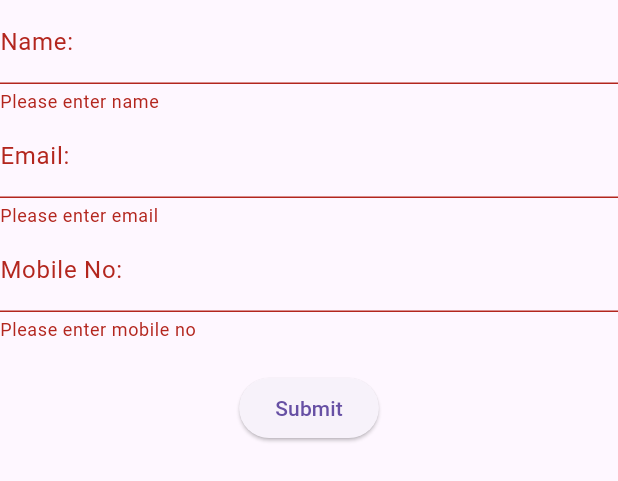
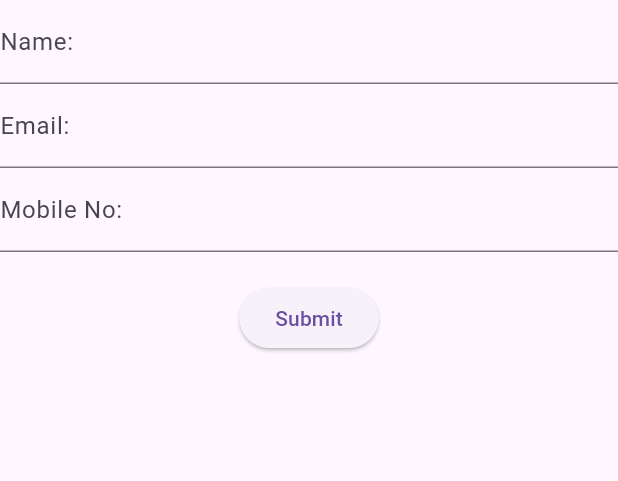
Before and after one commit to Thusyya-Vardhan/Flutter-exam, a Flutter app: the SimpleForm widget shown alone on an empty page, opened directly, after a tap on "Submit", on a phone screen of 412 x 824 dp. Shown: the top 481 px of the screen. Run offline on Flutter 3.47's test engine with Material 3 defaults, Android fonts, the phone set to English and light mode, and no system bars; network calls fail.

Commit message:
Changed onPressed() in  ElevatedButton

```diff
--- a/lib/7-b.dart
+++ b/lib/7-b.dart
@@ -87,12 +87,7 @@ class _SimpleFormState extends State<SimpleForm>{
           ElevatedButton(
             child: Text("Submit"),
             onPressed: (){
-              if (_formkey.currentState!.validate()) {
-                // If all validations pass
-                ScaffoldMessenger.of(context).showSnackBar(
-                  SnackBar(content: Text("Form Submitted Successfully"))
-                );
-              }
+             print("Form submitted");
             },
           )
         ],
```
